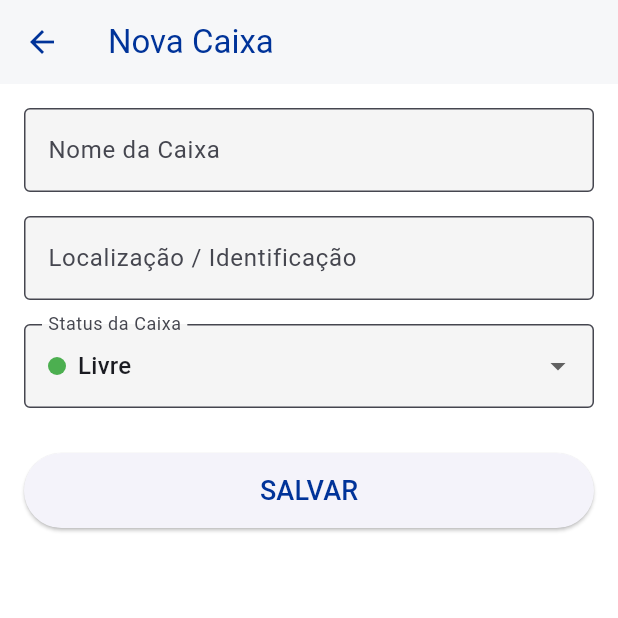
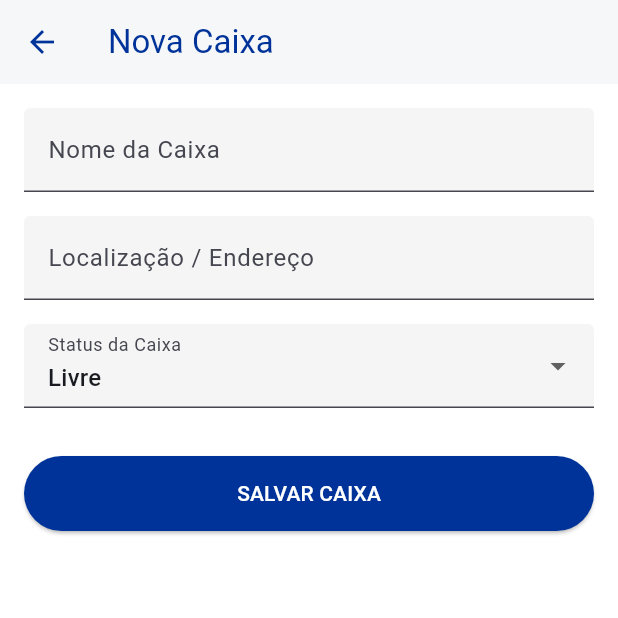
Before and after one commit to HugoUnifebe/app_picking, a Flutter app: the CaixaFormScreen screen opened directly, on a phone screen of 412 x 824 dp, the top half of it. Run offline on Flutter 3.47's test engine with Material 3 defaults, Android fonts, the phone set to English and light mode, and no system bars; our stand-ins replace permission_handler, sqflite; missing offline and left inert: mobile_scanner; accounts and stored records are empty.

```diff
--- a/lib/screens/caixa_form_screen.dart
+++ b/lib/screens/caixa_form_screen.dart
@@ -3,9 +3,8 @@ import '../models/caixa.dart';
 import '../repositories/caixa_repository.dart';
 
 class CaixaFormScreen extends StatefulWidget {
-  final Caixa? caixa;
-
-  const CaixaFormScreen({super.key, this.caixa});
+  final int? caixaId;
+  const CaixaFormScreen({super.key, this.caixaId});
 
   @override
   State<CaixaFormScreen> createState() => _CaixaFormScreenState();
@@ -13,59 +12,54 @@ class CaixaFormScreen extends StatefulWidget {
 
 class _CaixaFormScreenState extends State<CaixaFormScreen> {
   final _formKey = GlobalKey<FormState>();
+  final CaixaRepository _repository = CaixaRepository();
+
   final _nomeController = TextEditingController();
   final _localizacaoController = TextEditingController();
-  final CaixaRepository _repository = CaixaRepository();
 
+  int _selectedStatusId = 1; // Default Livre
+  bool _isLoading = true;
   List<Map<String, dynamic>> _statuses = [];
-  int? _selectedStatusId;
-  bool _isLoadingStatuses = true;
 
   @override
   void initState() {
     super.initState();
-    if (widget.caixa != null) {
-      _nomeController.text = widget.caixa!.nomeCaixa;
-      _localizacaoController.text = widget.caixa!.localizacao;
-      _selectedStatusId = widget.caixa!.codigoStatusCaixa;
-    }
-    _loadStatuses();
+    _loadData();
   }
 
-  Future<void> _loadStatuses() async {
-    final data = await _repository.getStatuses();
-    setState(() {
-      _statuses = data;
-      _isLoadingStatuses = false;
-      if (_selectedStatusId == null && _statuses.isNotEmpty) {
-        try {
-          _selectedStatusId = _statuses.firstWhere((s) => s['descricao'] == 'Livre')['codigo_status_caixa'];
-        } catch (e) {
-          _selectedStatusId = _statuses.first['codigo_status_caixa'];
+  Future<void> _loadData() async {
+    _statuses = await _repository.getStatuses();
+
+    if (widget.caixaId != null) {
+      // Busca os dados da caixa pelo ID
+      final allCaixas = await _repository.getAllWithDetails();
+      final caixaMap = allCaixas.firstWhere(
+        (c) => c['codigo_caixa'] == widget.caixaId,
+        orElse: () => {},
+      );
+
+      if (caixaMap.isNotEmpty) {
+        _nomeController.text = caixaMap['nome_caixa'] ?? '';
+        _localizacaoController.text = caixaMap['localizacao'] ?? '';
+        _selectedStatusId = caixaMap['codigo_status_caixa'] ?? 1;
       }
     }
-    });
+
+    setState(() => _isLoading = false);
   }
 
-  @override
-  void dispose() {
-    _nomeController.dispose();
-    _localizacaoController.dispose();
-    super.dispose();
-  }
-
-  void _save() async {
+  Future<void> _save() async {
     if (_formKey.currentState!.validate()) {
       final caixa = Caixa(
-        codigoCaixa: widget.caixa?.codigoCaixa,
+        codigoCaixa: widget.caixaId,
         nomeCaixa: _nomeController.text,
         codigoStatusCaixa: _selectedStatusId,
         localizacao: _localizacaoController.text,
-        criadoEm: widget.caixa?.criadoEm ?? DateTime.now(),
+        criadoEm: widget.caixaId == null ? DateTime.now() : null,
         editadoEm: DateTime.now(),
       );
 
-      if (widget.caixa == null) {
+      if (widget.caixaId == null) {
         await _repository.insert(caixa);
       } else {
         await _repository.update(caixa);
@@ -81,73 +75,47 @@ class _CaixaFormScreenState extends State<CaixaFormScreen> {
   Widget build(BuildContext context) {
     return Scaffold(
       appBar: AppBar(
-        title: Text(widget.caixa == null ? 'Nova Caixa' : 'Editar Caixa'),
+        title: Text(widget.caixaId == null ? 'Nova Caixa' : 'Editar Caixa'),
       ),
-      body: _isLoadingStatuses
+      body: _isLoading
           ? const Center(child: CircularProgressIndicator())
-        : Padding(
-            padding: const EdgeInsets.all(16.0),
+          : SingleChildScrollView(
+              padding: const EdgeInsets.all(16),
               child: Form(
                 key: _formKey,
                 child: Column(
                   children: [
                     TextFormField(
                       controller: _nomeController,
-                    decoration: const InputDecoration(
-                      labelText: 'Nome da Caixa',
-                      border: OutlineInputBorder(),
-                    ),
-                    validator: (value) => value!.isEmpty ? 'Obrigatório' : null,
+                      decoration: const InputDecoration(labelText: 'Nome da Caixa'),
+                      validator: (value) => value!.isEmpty ? 'Campo obrigatório' : null,
                     ),
                     const SizedBox(height: 16),
                     TextFormField(
                       controller: _localizacaoController,
-                    decoration: const InputDecoration(
-                      labelText: 'Localização / Identificação',
-                      border: OutlineInputBorder(),
-                    ),
-                    validator: (value) => value!.isEmpty ? 'Obrigatório' : null,
+                      decoration: const InputDecoration(labelText: 'Localização / Endereço'),
                     ),
                     const SizedBox(height: 16),
                     DropdownButtonFormField<int>(
                       value: _selectedStatusId,
-                    decoration: const InputDecoration(
-                      labelText: 'Status da Caixa',
-                      border: OutlineInputBorder(),
+                      decoration: const InputDecoration(labelText: 'Status da Caixa'),
+                      items: _statuses.map((s) => DropdownMenuItem(
+                        value: s['codigo_status_caixa'] as int,
+                        child: Text(s['descricao']),
+                      )).toList(),
+                      onChanged: (val) => setState(() => _selectedStatusId = val!),
                     ),
-                    items: _statuses.map((status) {
-                      final colorHex = status['cor_hex'] ?? 'CCCCCC';
-                      return DropdownMenuItem<int>(
-                        value: status['codigo_status_caixa'],
-                        child: Row(
-                          children: [
-                            Container(
-                              width: 12,
-                              height: 12,
-                              decoration: BoxDecoration(
-                                color: Color(int.parse('FF$colorHex', radix: 16)),
-                                shape: BoxShape.circle,
-                              ),
-                            ),
-                            const SizedBox(width: 8),
-                            Text(status['descricao']),
-                          ],
-                        ),
-                      );
-                    }).toList(),
-                    onChanged: (value) {
-                      setState(() {
-                        _selectedStatusId = value;
-                      });
-                    },
-                  ),
-                  const SizedBox(height: 30),
+                    const SizedBox(height: 32),
                     SizedBox(
                       width: double.infinity,
                       height: 50,
                       child: ElevatedButton(
                         onPressed: _save,
-                      child: const Text('SALVAR', style: TextStyle(fontSize: 18)),
+                        style: ElevatedButton.styleFrom(
+                          backgroundColor: const Color(0xFF003399),
+                          foregroundColor: Colors.white,
+                        ),
+                        child: const Text('SALVAR CAIXA'),
                       ),
                     ),
                   ],
```
Also changed, not shown: lib/screens/caixa_list_screen.dart (+97 -54 lines), lib/screens/pedido_list_screen.dart (+103 -7 lines). Lines whose indentation alone changed are shown as unchanged.
